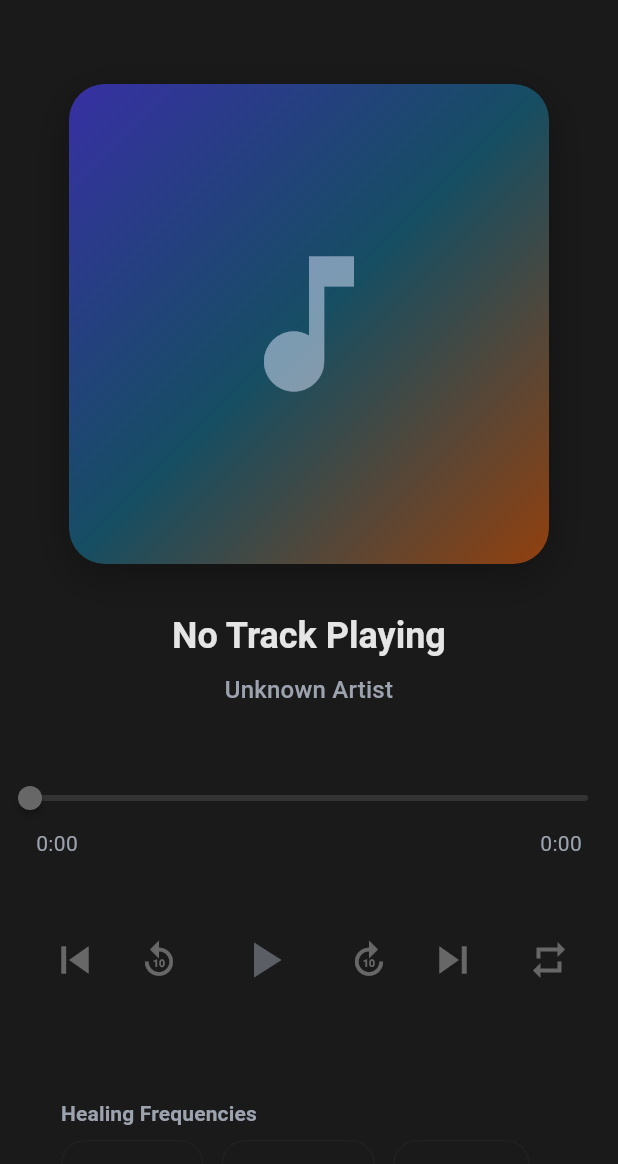
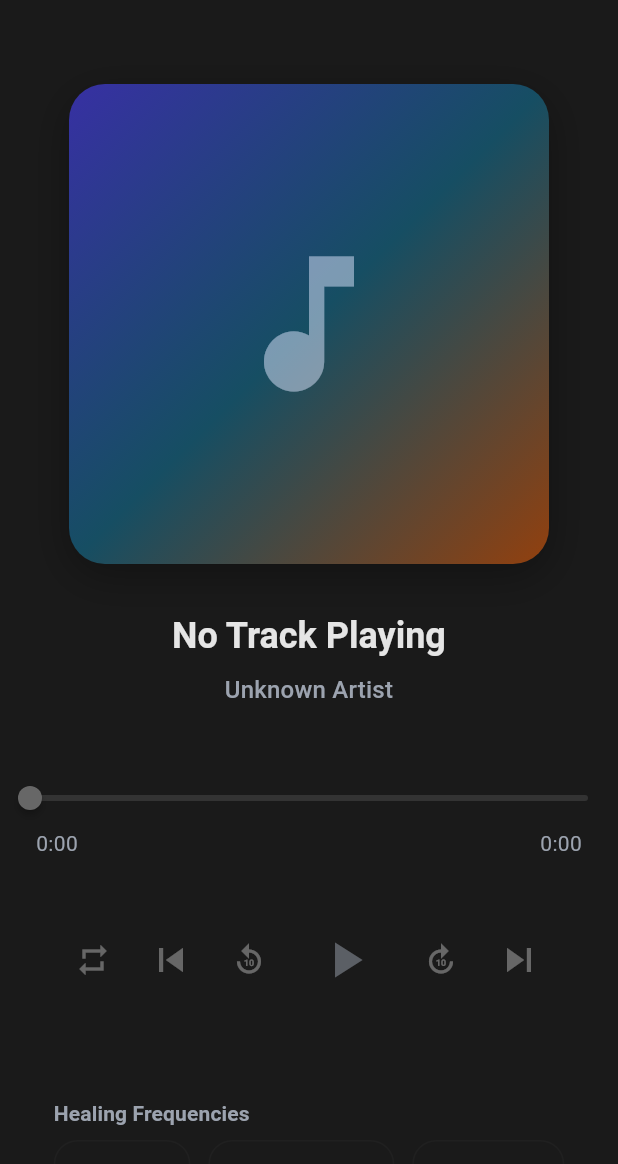
Before and after one commit to Nicosa99/soultune-clean, a Flutter app: the NowPlayingScreen screen opened directly, on a phone screen of 412 x 824 dp, the part 72-1236 px from its top. Run offline on Flutter 3.47's test engine with Material 3 defaults, Android fonts, the phone set to English and light mode, and no system bars; our stand-ins replace file_picker, flutter_riverpod, freezed_annotation, hive, hive_flutter, just_audio and 3 more; missing offline and left inert: audio_session, audiotags; accounts and stored records are empty; generated files the repository leaves out were written again; project files that could hold a hidden picture were left out.

Commit message:
fix: UI overflow and remove distorted frequencies
UI Fixes:
- Fixed player controls overflow (12px)
- Moved Loop button to far left for better balance
- Reduced icon sizes: Loop (24px), 10s skip (24px), Next/Previous (32px)
- Added horizontal padding to prevent overflow
- Centered layout restored with better spacing

Frequency Cleanup:
Removed distorted frequencies:
- ❌ 174 Hz (too dark/bass-heavy)
- ❌ 285 Hz (too dark)
- ❌ 741 Hz (too high-pitched)
- ❌ 852 Hz (too high-pitched)
- ❌ 963 Hz (too high-pitched/distorted)

Kept pleasant frequencies (396-639 Hz range):
- ✅ 396 Hz - Liberation
- ✅ 417 Hz - Trauma Healing
- ✅ 432 Hz - Deep Peace
- ✅ 528 Hz - Love Frequency
- ✅ 639 Hz - Harmony
- ✅ Standard 440 Hz

Result: Compact UI + only pleasant-sounding frequencies!

```diff
--- a/lib/features/player/presentation/widgets/frequency_selector.dart
+++ b/lib/features/player/presentation/widgets/frequency_selector.dart
@@ -69,34 +69,6 @@ class FrequencySelector extends ConsumerWidget {
             spacing: 12,
             runSpacing: 12,
             children: [
-              // 174 Hz - Pain Relief & Grounding
-              _FrequencyChip(
-                label: '174 Hz',
-                subtitle: 'Pain Relief',
-                pitchShift: kPitch174Hz,
-                currentPitchShift: currentPitchShift,
-                color: AppColors.frequency174,
-                isEnabled: isEnabled,
-                onTap: () {
-                  HapticFeedback.mediumImpact();
-                  ref.read(changePitchShiftProvider)(kPitch174Hz);
-                },
-              ),
-
-              // 285 Hz - Cellular Healing
-              _FrequencyChip(
-                label: '285 Hz',
-                subtitle: 'Cell Healing',
-                pitchShift: kPitch285Hz,
-                currentPitchShift: currentPitchShift,
-                color: AppColors.frequency285,
-                isEnabled: isEnabled,
-                onTap: () {
-                  HapticFeedback.mediumImpact();
-                  ref.read(changePitchShiftProvider)(kPitch285Hz);
-                },
-              ),
-
               // 396 Hz - Liberation from Fear
               _FrequencyChip(
                 label: '396 Hz',
@@ -166,48 +138,6 @@ class FrequencySelector extends ConsumerWidget {
                 onTap: () {
                   HapticFeedback.mediumImpact();
                   ref.read(changePitchShiftProvider)(kPitch639Hz);
-                },
-              ),
-
-              // 741 Hz - Detoxification
-              _FrequencyChip(
-                label: '741 Hz',
-                subtitle: 'Detox',
-                pitchShift: kPitch741Hz,
-                currentPitchShift: currentPitchShift,
-                color: AppColors.frequency741,
-                isEnabled: isEnabled,
-                onTap: () {
-                  HapticFeedback.mediumImpact();
-                  ref.read(changePitchShiftProvider)(kPitch741Hz);
-                },
-              ),
-
-              // 852 Hz - Positive Thinking
-              _FrequencyChip(
-                label: '852 Hz',
-                subtitle: 'Positivity',
-                pitchShift: kPitch852Hz,
-                currentPitchShift: currentPitchShift,
-                color: AppColors.frequency852,
-                isEnabled: isEnabled,
-                onTap: () {
-                  HapticFeedback.mediumImpact();
-                  ref.read(changePitchShiftProvider)(kPitch852Hz);
-                },
-              ),
-
-              // 963 Hz - Pineal Activation
-              _FrequencyChip(
-                label: '963 Hz',
-                subtitle: 'Divine',
-                pitchShift: kPitch963Hz,
-                currentPitchShift: currentPitchShift,
-                color: AppColors.frequency963,
-                isEnabled: isEnabled,
-                onTap: () {
-                  HapticFeedback.mediumImpact();
-                  ref.read(changePitchShiftProvider)(kPitch963Hz);
                 },
               ),
 
--- a/lib/features/player/presentation/widgets/player_controls.dart
+++ b/lib/features/player/presentation/widgets/player_controls.dart
@@ -44,9 +44,31 @@ class PlayerControls extends ConsumerWidget {
     // Disable controls if no audio file loaded
     final hasAudio = currentFile != null;
 
-    return Row(
+    return Padding(
+      padding: const EdgeInsets.symmetric(horizontal: 8),
+      child: Row(
         mainAxisAlignment: MainAxisAlignment.center,
         children: [
+          // Loop mode button (far left)
+          IconButton(
+            onPressed: hasAudio
+                ? () async {
+                    HapticFeedback.lightImpact();
+                    await ref.read(toggleLoopModeProvider)();
+                  }
+                : null,
+            icon: Icon(
+              loopMode == LoopMode.off
+                  ? Icons.repeat
+                  : loopMode == LoopMode.one
+                      ? Icons.repeat_one
+                      : Icons.repeat,
+            ),
+            color: loopMode == LoopMode.off ? null : colorScheme.primary,
+            iconSize: 24,
+            tooltip: loopMode.displayName,
+          ),
+
           // Skip previous track button
           IconButton(
             onPressed: hasAudio
@@ -56,7 +78,7 @@ class PlayerControls extends ConsumerWidget {
                   }
                 : null,
             icon: const Icon(Icons.skip_previous),
-          iconSize: 36,
+            iconSize: 32,
             tooltip: 'Previous track',
           ),
 
@@ -69,11 +91,11 @@ class PlayerControls extends ConsumerWidget {
                   }
                 : null,
             icon: const Icon(Icons.replay_10),
-          iconSize: 28,
+            iconSize: 24,
             tooltip: 'Skip backward 10 seconds',
           ),
 
-        const SizedBox(width: 8),
+          const SizedBox(width: 4),
 
         // Play/Pause button (large, centered)
         Container(
@@ -127,7 +149,7 @@ class PlayerControls extends ConsumerWidget {
           ),
         ),
 
-        const SizedBox(width: 8),
+        const SizedBox(width: 4),
 
           // Skip forward button (10 seconds)
           IconButton(
@@ -138,7 +160,7 @@ class PlayerControls extends ConsumerWidget {
                   }
                 : null,
             icon: const Icon(Icons.forward_10),
-          iconSize: 28,
+            iconSize: 24,
             tooltip: 'Skip forward 10 seconds',
           ),
 
@@ -151,34 +173,11 @@ class PlayerControls extends ConsumerWidget {
                   }
                 : null,
             icon: const Icon(Icons.skip_next),
-          iconSize: 36,
+            iconSize: 32,
             tooltip: 'Next track',
           ),
-
-        const SizedBox(width: 8),
-
-        // Loop mode button
-        IconButton(
-          onPressed: hasAudio
-              ? () async {
-                  HapticFeedback.lightImpact();
-                  await ref.read(toggleLoopModeProvider)();
-                }
-              : null,
-          icon: Icon(
-            loopMode == LoopMode.off
-                ? Icons.repeat
-                : loopMode == LoopMode.one
-                    ? Icons.repeat_one
-                    : Icons.repeat,
+        ],
       ),
-          color: loopMode == LoopMode.off
-              ? null
-              : colorScheme.primary,
-          iconSize: 28,
-          tooltip: loopMode.displayName,
-        ),
-      ],
     );
   }
 
```
Lines whose indentation alone changed are shown as unchanged.
